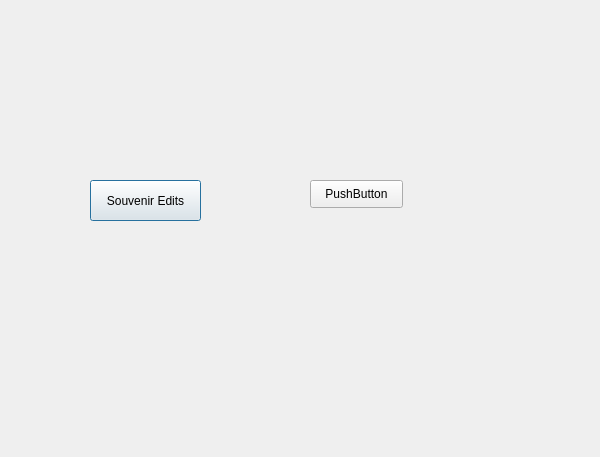
Old version of the form maintenancepage.ui in the repository Ling2251/CS1D-Project-2-Baseball-Project.
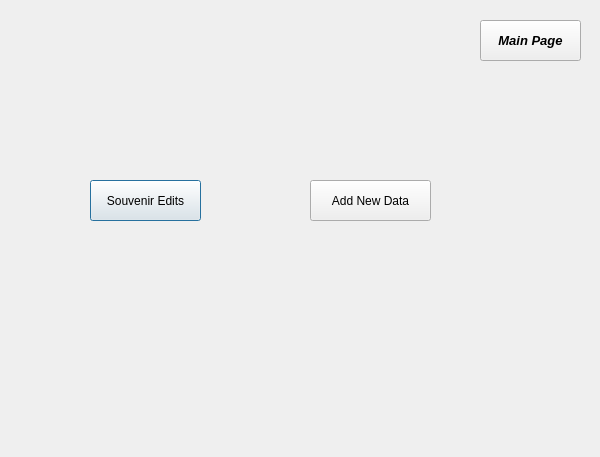
New version of the form.

```diff
--- a/maintenancepage.ui
+++ b/maintenancepage.ui
@@ -31,12 +31,34 @@
     <rect>
      <x>310</x>
      <y>180</y>
-     <width>93</width>
-     <height>28</height>
+     <width>121</width>
+     <height>41</height>
     </rect>
    </property>
    <property name="text">
-    <string>PushButton</string>
+    <string>Add New Data</string>
+   </property>
+  </widget>
+  <widget class="QPushButton" name="mainPagrButton">
+   <property name="geometry">
+    <rect>
+     <x>480</x>
+     <y>20</y>
+     <width>101</width>
+     <height>41</height>
+    </rect>
+   </property>
+   <property name="font">
+    <font>
+     <family>Arial</family>
+     <pointsize>10</pointsize>
+     <weight>75</weight>
+     <italic>true</italic>
+     <bold>true</bold>
+    </font>
+   </property>
+   <property name="text">
+    <string>Main Page</string>
    </property>
   </widget>
  </widget>
```
Left out of the diff: 2 changed lines with no effect on the pictures.
